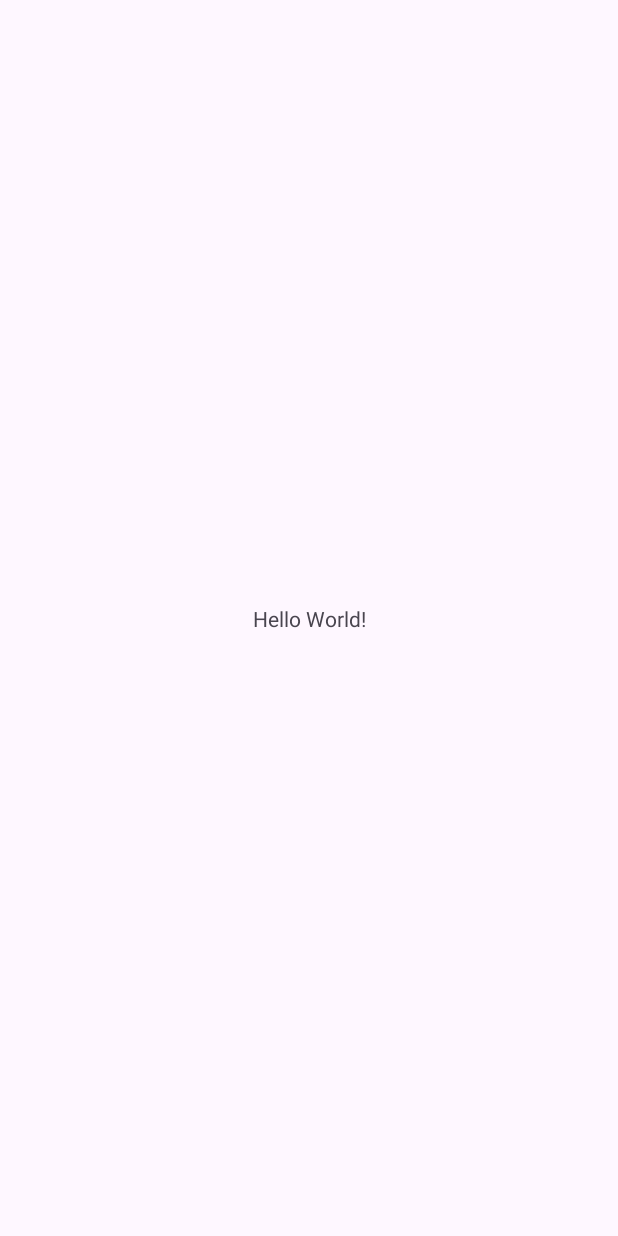
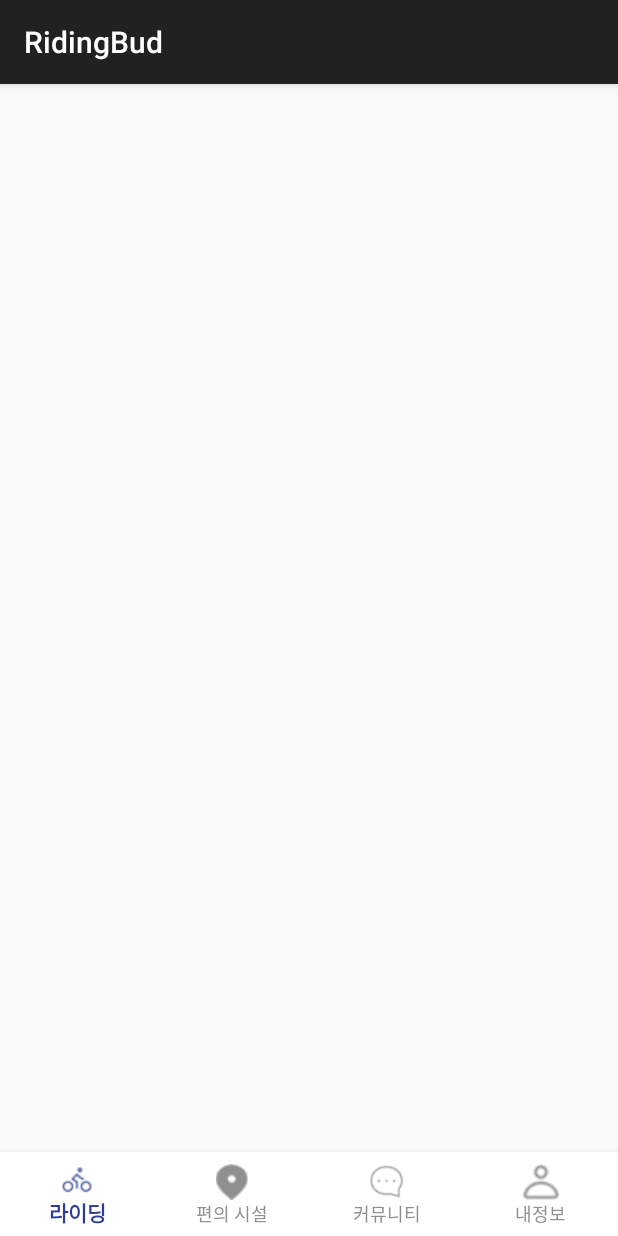
Before and after one commit to GGongGGong/Android-front, an Android app: the screen it shows after launch (MainActivity), on a phone screen of 412 x 824 dp. Before the commit the screen is almost empty. Run offline under Robolectric (Android 15) with nearby library versions, the phone set to English and light mode, and no system bars.

Commit message:
C: Bottom Navigation

```diff
--- /dev/null
+++ b/app/src/main/res/drawable/menu_selector_color.xml
@@ -0,0 +1,5 @@
+<?xml version="1.0" encoding="utf-8"?>
+<selector xmlns:android="http://schemas.android.com/apk/res/android">
+    <item android:color="@color/blue1" android:state_checked="true"/>
+    <item android:color="@color/gray2" android:state_checked="false"/>
+</selector>
--- a/app/src/main/res/layout/activity_main.xml
+++ b/app/src/main/res/layout/activity_main.xml
@@ -7,13 +7,26 @@
     android:layout_height="match_parent"
     tools:context=".MainActivity">
 
-    <TextView
-        android:layout_width="wrap_content"
+    <FrameLayout
+        android:id="@+id/fragment_container"
+        android:layout_width="match_parent"
+        android:layout_height="0dp"
+        app:layout_constraintStart_toStartOf="parent"
+        app:layout_constraintEnd_toEndOf="parent"
+        app:layout_constraintTop_toTopOf="parent"
+        app:layout_constraintBottom_toTopOf="@id/bnv"/>
+
+    <com.google.android.material.bottomnavigation.BottomNavigationView
+        android:id="@+id/bnv"
+        android:layout_width="match_parent"
         android:layout_height="wrap_content"
-        android:text="Hello World!"
-        app:layout_constraintBottom_toBottomOf="parent"
+        app:menu="@menu/menu_bottom_nav"
+        app:labelVisibilityMode="labeled"
+        android:background="@color/white"
+        app:itemIconTint="@drawable/menu_selector_color"
+        app:itemTextColor="@drawable/menu_selector_color"
+        app:layout_constraintStart_toStartOf="parent"
         app:layout_constraintEnd_toEndOf="parent"
-        app:layout_constraintStart_toStartOf="parent"
-        app:layout_constraintTop_toTopOf="parent" />
+        app:layout_constraintBottom_toBottomOf="parent"/>
 
 </androidx.constraintlayout.widget.ConstraintLayout>
--- /dev/null
+++ b/app/src/main/res/menu/menu_bottom_nav.xml
@@ -0,0 +1,20 @@
+<?xml version="1.0" encoding="utf-8"?>
+<menu xmlns:android="http://schemas.android.com/apk/res/android"
+    xmlns:app="http://schemas.android.com/apk/res-auto">
+    <item
+        android:id="@+id/fragment_riding"
+        android:icon="@drawable/bike_icon"
+        android:title="라이딩"/>
+    <item
+        android:id="@+id/fragment_search"
+        android:icon="@drawable/facility_icon"
+        android:title="편의 시설"/>
+    <item
+        android:id="@+id/fragment_calendar"
+        android:icon="@drawable/community_icon"
+        android:title="커뮤니티"/>
+    <item
+        android:id="@+id/fragment_community"
+        android:icon="@drawable/myprofile_icon"
+        android:title="내정보"/>
+</menu>
--- a/app/src/main/res/values/colors.xml
+++ b/app/src/main/res/values/colors.xml
@@ -2,4 +2,13 @@
 <resources>
     <color name="black">#FF000000</color>
     <color name="white">#FFFFFFFF</color>
+    <color name="blue1">#2D3D96</color>
+    <color name="blue2">#384AA6</color>
+    <color name="blue3">#384BB0</color>
+    <color name="blue4">#4053B8</color>
+    <color name="blue5">#019CE1</color>
+    <color name="gray1">#EEEEEE</color>
+    <color name="gray2">#8F8F8F</color>
+    <color name="green">#79C257</color>
+    <color name="red">#FF0000</color>
 </resources>
--- a/app/src/main/res/values/themes.xml
+++ b/app/src/main/res/values/themes.xml
@@ -1,6 +1,6 @@
 <resources xmlns:tools="http://schemas.android.com/tools">
     <!-- Base application theme. -->
-    <style name="Base.Theme.RidingBud" parent="Theme.Material3.DayNight.NoActionBar">
+    <style name="Base.Theme.RidingBud" parent="Theme.AppCompat.DayNight.DarkActionBar">
         <!-- Customize your light theme here. -->
         <!-- <item name="colorPrimary">@color/my_light_primary</item> -->
     </style>
```
Also changed, not shown: app/src/main/res/drawable/bike_icon.png (added), app/src/main/res/drawable/community_icon.png (added), app/src/main/res/drawable/facility_icon.png (added), app/src/main/res/drawable/myprofile_icon.png (added).
